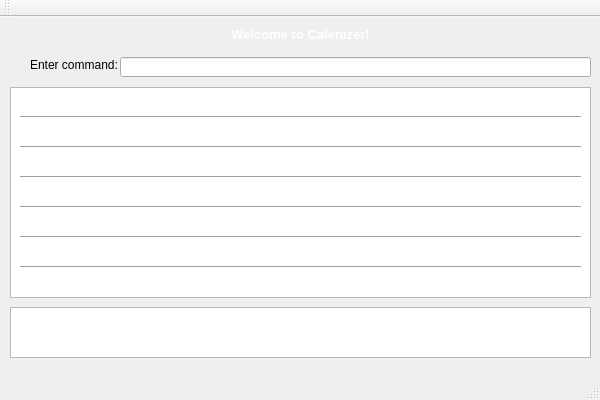
First picture: the form in CalenizerGUI/calenizergui.ui, repository tanshuyan/cs2103jan2014-f12-4c, before the edit.
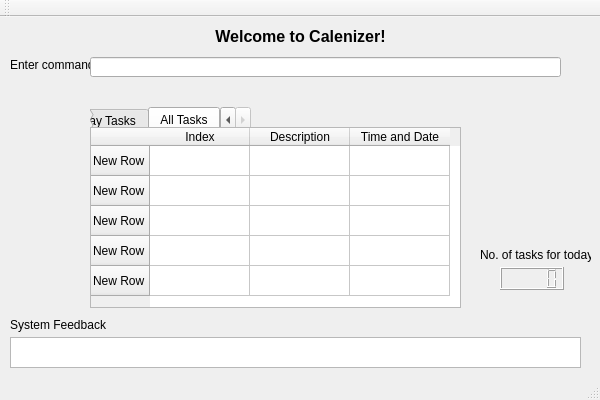
Second picture: the form after the edit.

Patch:
```diff
--- a/CalenizerGUI/calenizergui.ui
+++ b/CalenizerGUI/calenizergui.ui
@@ -17,7 +17,7 @@
    <widget class="QLabel" name="label">
     <property name="geometry">
      <rect>
-      <x>30</x>
+      <x>10</x>
       <y>40</y>
       <width>101</width>
       <height>16</height>
@@ -30,7 +30,7 @@
    <widget class="QLineEdit" name="lineEdit">
     <property name="geometry">
      <rect>
-      <x>120</x>
+      <x>90</x>
       <y>40</y>
       <width>471</width>
       <height>20</height>
@@ -41,28 +41,12 @@
     <property name="geometry">
      <rect>
       <x>10</x>
-      <y>290</y>
-      <width>581</width>
-      <height>51</height>
+      <y>320</y>
+      <width>571</width>
+      <height>31</height>
      </rect>
     </property>
    </widget>
-   <widget class="QTextEdit" name="textEdit_2">
-    <property name="geometry">
-     <rect>
-      <x>10</x>
-      <y>70</y>
-      <width>581</width>
-      <height>211</height>
-     </rect>
-    </property>
-    <property name="frameShadow">
-     <enum>QFrame::Sunken</enum>
-    </property>
-    <property name="lineWidth">
-     <number>7</number>
-    </property>
-   </widget>
    <widget class="QLabel" name="label_2">
     <property name="geometry">
      <rect>
@@ -73,87 +57,127 @@
      </rect>
     </property>
     <property name="text">
-     <string>&lt;html&gt;&lt;head/&gt;&lt;body&gt;&lt;p align=&quot;center&quot;&gt;&lt;span style=&quot; font-size:10pt; font-weight:600; color:#ffffff;&quot;&gt;Welcome to Calenizer!&lt;/span&gt;&lt;/p&gt;&lt;/body&gt;&lt;/html&gt;</string>
+     <string>&lt;html&gt;&lt;head/&gt;&lt;body&gt;&lt;p align=&quot;center&quot;&gt;&lt;span style=&quot; font-size:12pt; font-weight:600; color:#000000;&quot;&gt;Welcome to Calenizer!&lt;/span&gt;&lt;/p&gt;&lt;/body&gt;&lt;/html&gt;</string>
     </property>
    </widget>
-   <widget class="Line" name="line">
+   <widget class="QTableWidget" name="tableWidget">
     <property name="geometry">
      <rect>
-      <x>20</x>
+      <x>90</x>
+      <y>110</y>
+      <width>371</width>
+      <height>181</height>
+     </rect>
+    </property>
+    <row>
+     <property name="text">
+      <string>New Row</string>
+     </property>
+    </row>
+    <row>
+     <property name="text">
+      <string>New Row</string>
+     </property>
+    </row>
+    <row>
+     <property name="text">
+      <string>New Row</string>
+     </property>
+    </row>
+    <row>
+     <property name="text">
+      <string>New Row</string>
+     </property>
+    </row>
+    <row>
+     <property name="text">
+      <string>New Row</string>
+     </property>
+    </row>
+    <column>
+     <property name="text">
+      <string>Index</string>
+     </property>
+    </column>
+    <column>
+     <property name="text">
+      <string>Description</string>
+     </property>
+    </column>
+    <column>
+     <property name="text">
+      <string>Time and Date</string>
+     </property>
+    </column>
+   </widget>
+   <widget class="QTabWidget" name="tabWidget">
+    <property name="geometry">
+     <rect>
+      <x>90</x>
       <y>90</y>
-      <width>561</width>
-      <height>20</height>
+      <width>161</width>
+      <height>80</height>
      </rect>
     </property>
-    <property name="orientation">
-     <enum>Qt::Horizontal</enum>
+    <property name="currentIndex">
+     <number>1</number>
     </property>
+    <widget class="QWidget" name="tab">
+     <attribute name="title">
+      <string>Today Tasks</string>
+     </attribute>
+    </widget>
+    <widget class="QWidget" name="tab_2">
+     <attribute name="title">
+      <string>All Tasks</string>
+     </attribute>
+    </widget>
    </widget>
-   <widget class="Line" name="line_2">
+   <widget class="QLabel" name="label_3">
     <property name="geometry">
      <rect>
-      <x>20</x>
-      <y>120</y>
-      <width>561</width>
-      <height>20</height>
+      <x>10</x>
+      <y>300</y>
+      <width>101</width>
+      <height>16</height>
      </rect>
     </property>
-    <property name="orientation">
-     <enum>Qt::Horizontal</enum>
+    <property name="text">
+     <string>System Feedback</string>
     </property>
    </widget>
-   <widget class="Line" name="line_3">
+   <widget class="QLCDNumber" name="lcdNumber">
     <property name="geometry">
      <rect>
-      <x>20</x>
-      <y>150</y>
-      <width>561</width>
-      <height>20</height>
+      <x>500</x>
+      <y>250</y>
+      <width>64</width>
+      <height>23</height>
      </rect>
     </property>
-    <property name="orientation">
-     <enum>Qt::Horizontal</enum>
-    </property>
    </widget>
-   <widget class="Line" name="line_4">
+   <widget class="QLabel" name="label_4">
     <property name="geometry">
      <rect>
-      <x>20</x>
-      <y>180</y>
-      <width>561</width>
-      <height>20</height>
+      <x>480</x>
+      <y>230</y>
+      <width>111</width>
+      <height>16</height>
      </rect>
     </property>
-    <property name="orientation">
-     <enum>Qt::Horizontal</enum>
+    <property name="text">
+     <string>No. of tasks for today</string>
     </property>
    </widget>
-   <widget class="Line" name="line_5">
-    <property name="geometry">
-     <rect>
-      <x>20</x>
-      <y>210</y>
-      <width>561</width>
-      <height>20</height>
-     </rect>
-    </property>
-    <property name="orientation">
-     <enum>Qt::Horizontal</enum>
-    </property>
-   </widget>
-   <widget class="Line" name="line_6">
-    <property name="geometry">
-     <rect>
-      <x>20</x>
-      <y>240</y>
-      <width>561</width>
-      <height>20</height>
-     </rect>
-    </property>
-    <property name="orientation">
-     <enum>Qt::Horizontal</enum>
-    </property>
-   </widget>
+   <zorder>tabWidget</zorder>
+   <zorder>label</zorder>
+   <zorder>lineEdit</zorder>
+   <zorder>textEdit</zorder>
+   <zorder>label_2</zorder>
+   <zorder>tableWidget</zorder>
+   <zorder>label_3</zorder>
+   <zorder>lcdNumber</zorder>
+   <zorder>label_4</zorder>
   </widget>
   <widget class="QMenuBar" name="menuBar">
    <property name="geometry">
```
